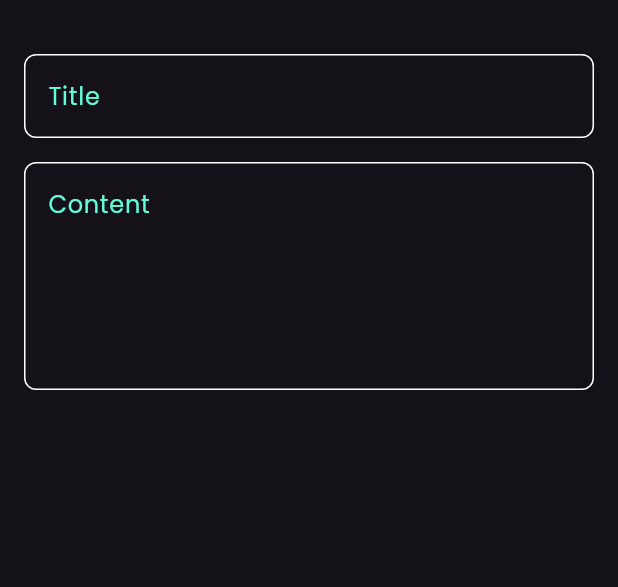
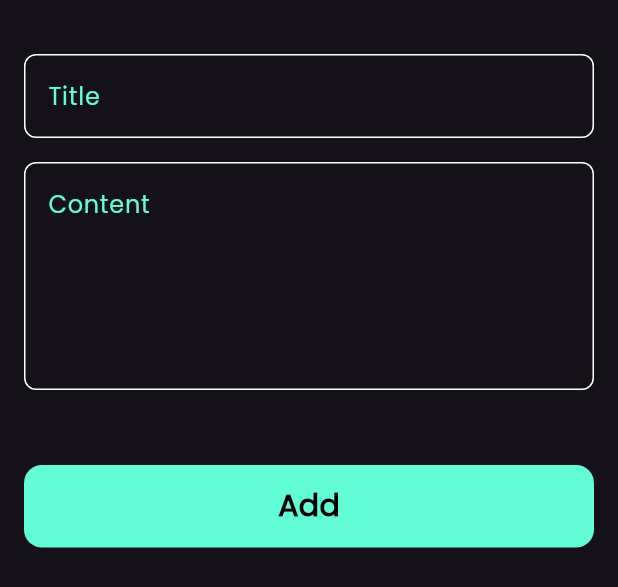
Before and after one commit to OBADA-ALNAASAN/note_app, a Flutter app: the AddNoteBottomSheet widget shown alone on an empty page, opened directly, on a phone screen of 412 x 824 dp. Shown: the top 587 px of the screen. Run offline on Flutter 3.47's test engine with Material 3 defaults, Android fonts, the phone set to English and light mode, and no system bars; our stand-ins replace font_awesome_flutter.

Commit message:
finish bottom sheet

```diff
--- a/lib/widgets/add_note_bottom_sheet.dart
+++ b/lib/widgets/add_note_bottom_sheet.dart
@@ -1,5 +1,6 @@
 import 'package:flutter/material.dart';
 import 'package:note_app/widgets/Custom_text_field.dart';
+import 'package:note_app/widgets/custom_button.dart';
 
 class AddNoteBottomSheet extends StatelessWidget {
   const AddNoteBottomSheet({super.key});
@@ -8,6 +9,7 @@ class AddNoteBottomSheet extends StatelessWidget {
   Widget build(BuildContext context) {
     return const Padding(
       padding: EdgeInsets.symmetric(horizontal: 16),
+      child: SingleChildScrollView(
         child: Column(
           children: [
             SizedBox(
@@ -23,7 +25,15 @@ class AddNoteBottomSheet extends StatelessWidget {
               hint: 'Content',
               maxLines: 5,
             ),
+            SizedBox(
+              height: 50,
+            ),
+            CustomButton(),
+            SizedBox(
+              height: 30,
+            ),
           ],
+        ),
       ),
     );
   }
--- /dev/null
+++ b/lib/widgets/custom_button.dart
@@ -0,0 +1,26 @@
+import 'package:flutter/material.dart';
+import 'package:note_app/constants.dart';
+
+class CustomButton extends StatelessWidget {
+  const CustomButton({super.key});
+
+  @override
+  Widget build(BuildContext context) {
+    return Container(
+      width: MediaQuery.of(context).size.width,
+      height: 55,
+      decoration: BoxDecoration(
+          color: kPrimaryColor, borderRadius: BorderRadius.circular(12)),
+      child: const Center(
+        child: Text(
+          'Add',
+          style: TextStyle(
+            color: Colors.black,
+            fontSize: 20,
+            fontWeight: FontWeight.bold,
+          ),
+        ),
+      ),
+    );
+  }
+}
```
Lines whose indentation alone changed are shown as unchanged.
